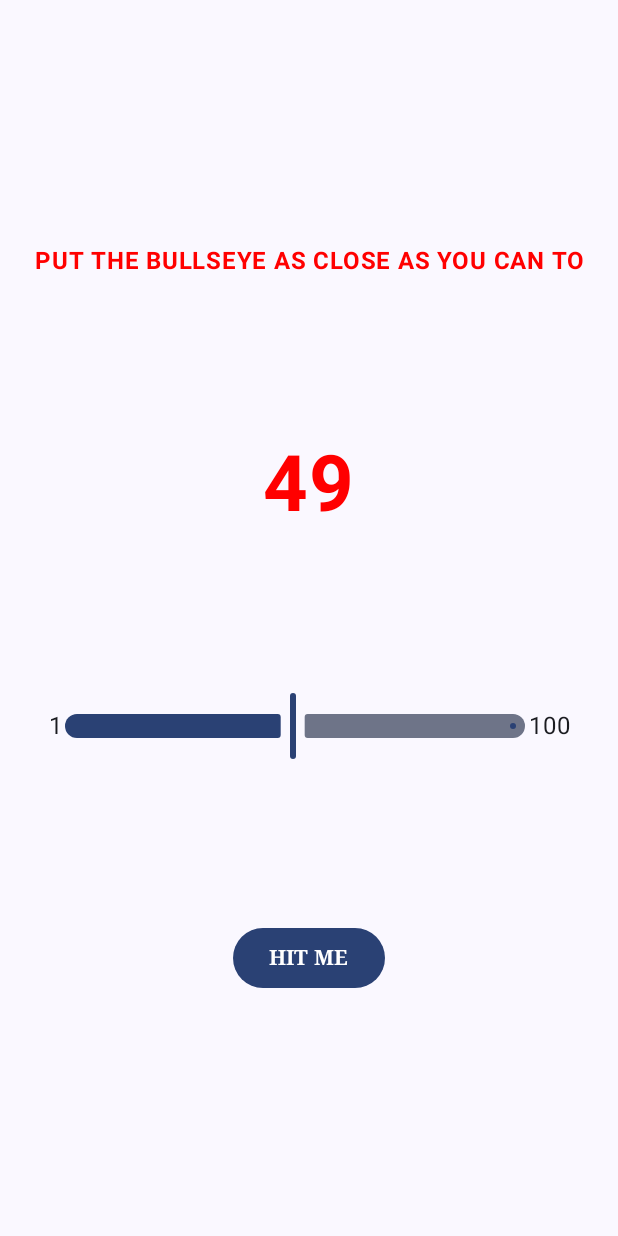
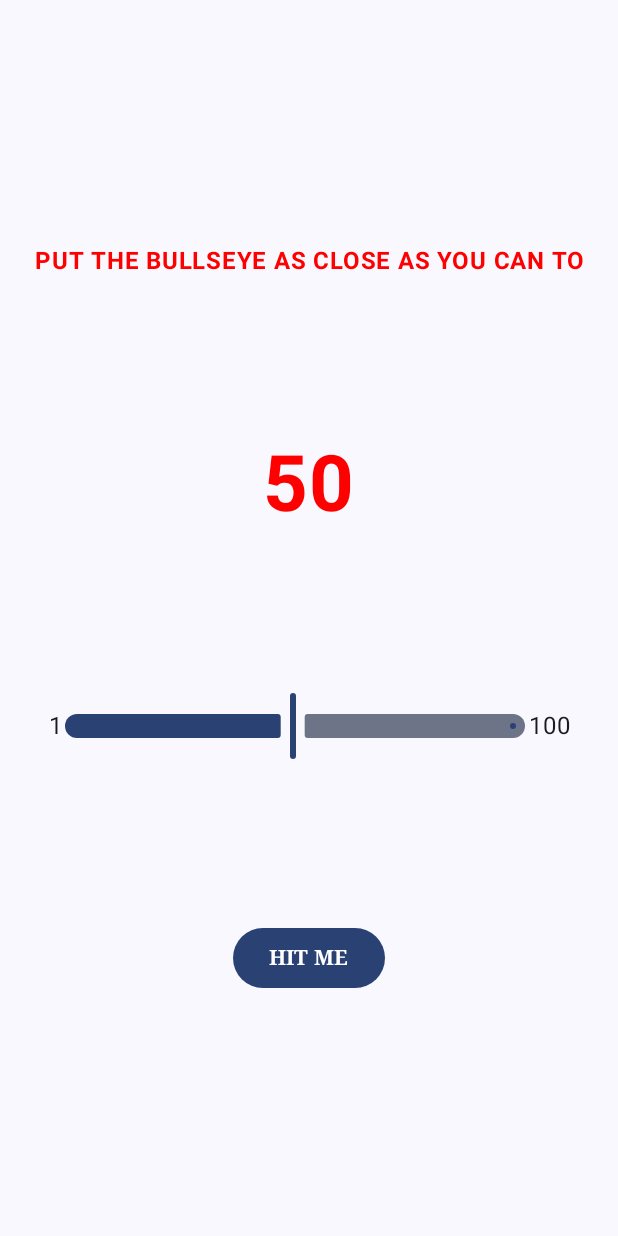
Before and after one commit to VolkPack/KoBullseye, an Android app built with Jetpack Compose: the composable GameScreen shown on its own in the app's theme, after a tap on "HIT ME", on a phone screen of 412 x 824 dp. Run offline under Robolectric (Android 15) with nearby library versions, the phone set to English and light mode, and no system bars.

Commit message:
Section 12 - Button Interaction, Logs

```diff
--- a/app/src/main/java/com/volks/kobullseye/GameScreen.kt
+++ b/app/src/main/java/com/volks/kobullseye/GameScreen.kt
@@ -2,6 +2,10 @@ package com.volks.kobullseye
 
 import android.graphics.drawable.GradientDrawable.Orientation
 import android.provider.CalendarContract.Colors
+import android.text.Layout
+import android.util.Log
+import android.view.View
+import android.widget.TextView
 import androidx.compose.foundation.layout.Arrangement
 import androidx.compose.foundation.layout.Column
 import androidx.compose.foundation.layout.Row
@@ -15,6 +19,7 @@ import androidx.compose.runtime.Composable
 import androidx.compose.ui.Alignment
 import androidx.compose.ui.Modifier
 import androidx.compose.ui.graphics.Color
+import androidx.compose.ui.layout.layoutId
 import androidx.compose.ui.res.stringResource
 import androidx.compose.ui.text.font.FontFamily
 import androidx.compose.ui.text.font.FontWeight
@@ -24,13 +29,16 @@ import androidx.compose.ui.unit.dp
 import androidx.compose.ui.unit.sp
 import androidx.compose.ui.window.Popup
 import androidx.compose.ui.window.PopupPositionProvider
+import androidx.lifecycle.findViewTreeViewModelStoreOwner
 import com.volks.kobullseye.ui.theme.KoBullseyeTheme
+import org.w3c.dom.Text
 import kotlin.random.Random
 
 //TEST
 @Composable
 fun GameScreen(){
     var number = GenerateRandomNumber()
+    var alertIsVisible: Boolean = false
     Column(
         horizontalAlignment = Alignment.CenterHorizontally,
         verticalArrangement = Arrangement.Center,
@@ -77,7 +85,7 @@ fun GameScreen(){
                 Slider(
                     value = 0.5f,
                     valueRange = 0.01f..1f,
-                    onValueChange = {},
+                    onValueChange = { },
                     modifier = Modifier.weight(1f)
                 )
                 /**
@@ -90,12 +98,10 @@ fun GameScreen(){
                     )
             }
             Button(onClick = {
-                            /**TODO Add Button Functionality
-                            * Open PopUp
-                            * Check if Number Matches
-                            **/
-
-
+                alertIsVisible = true
+                Log.i("Alert Visible?", alertIsVisible.toString())
+                number = GenerateRandomNumber() //TODO Move this somewhere else later
+                println("New Number is $number")
                             }
                     ) {
                 Text(
@@ -108,6 +114,10 @@ fun GameScreen(){
             }
         }
         Spacer(modifier = Modifier.weight(0.5f))
+
+        if (alertIsVisible){
+            Text(text = "This is an Alert")
+        }
     }
 
 }
```
